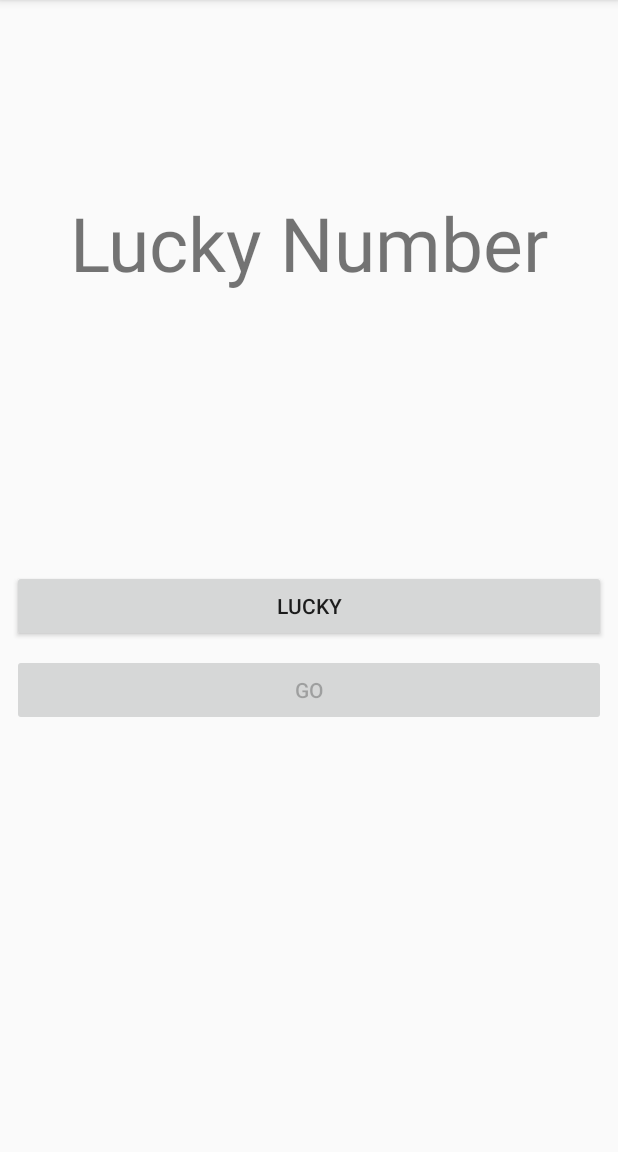
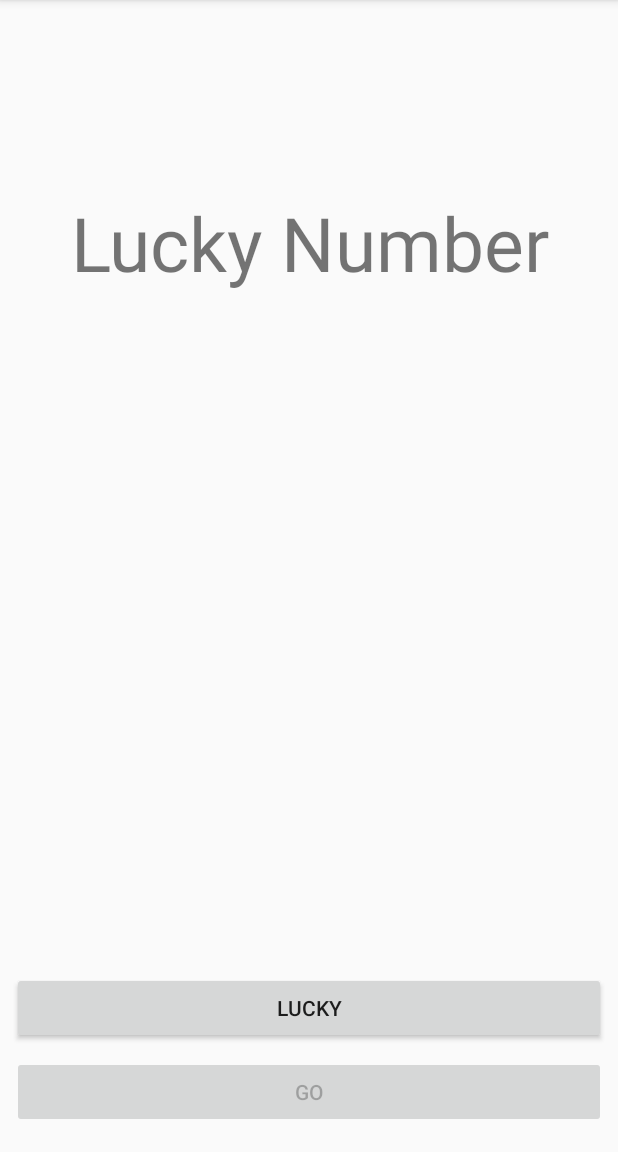
Before and after one commit to fcu-d0542900/AndroidAPP, an Android app: the screen it shows after launch (MainActivity), on a phone screen of 412 x 824 dp, the part 84-1236 px from its top. Run offline under Robolectric (Android 15) with nearby library versions, the phone set to English and light mode, and no system bars.

Commit message:
no message

```diff
--- a/APP1070316/app/src/main/res/layout/activity_main.xml
+++ b/APP1070316/app/src/main/res/layout/activity_main.xml
@@ -10,45 +10,45 @@
         android:id="@+id/btn_lucky"
         android:layout_width="0dp"
         android:layout_height="wrap_content"
+        android:layout_marginBottom="8dp"
         android:layout_marginEnd="8dp"
         android:layout_marginStart="8dp"
-        android:layout_marginTop="380dp"
         android:onClick="fn_lucky"
         android:text="Lucky"
+        app:layout_constraintBottom_toTopOf="@+id/btn_go"
         app:layout_constraintEnd_toEndOf="parent"
         app:layout_constraintHorizontal_bias="0.0"
-        app:layout_constraintStart_toStartOf="parent"
-        app:layout_constraintTop_toTopOf="parent" />
+        app:layout_constraintStart_toStartOf="parent" />
 
     <Button
         android:id="@+id/btn_go"
-        android:onClick="fn_goNext"
         android:layout_width="0dp"
         android:layout_height="wrap_content"
-        android:layout_marginBottom="8dp"
+        android:layout_marginBottom="16dp"
         android:layout_marginEnd="8dp"
         android:layout_marginStart="8dp"
-        android:layout_marginTop="8dp"
         android:enabled="false"
+        android:onClick="fn_goNext"
         android:text="Go"
         app:layout_constraintBottom_toBottomOf="parent"
         app:layout_constraintEnd_toEndOf="parent"
-        app:layout_constraintHorizontal_bias="0.0"
-        app:layout_constraintStart_toStartOf="parent"
-        app:layout_constraintTop_toBottomOf="@+id/btn_lucky"
-        app:layout_constraintVertical_bias="0.0" />
+        app:layout_constraintStart_toStartOf="parent" />
 
     <TextView
         android:id="@+id/tv_hello"
         android:layout_width="wrap_content"
         android:layout_height="wrap_content"
+        android:layout_marginBottom="8dp"
         android:layout_marginEnd="8dp"
         android:layout_marginStart="8dp"
         android:layout_marginTop="128dp"
         android:text="Lucky Number"
         android:textSize="50sp"
+        app:layout_constraintBottom_toTopOf="@+id/btn_lucky"
         app:layout_constraintEnd_toEndOf="parent"
+        app:layout_constraintHorizontal_bias="0.511"
         app:layout_constraintStart_toStartOf="parent"
-        app:layout_constraintTop_toTopOf="parent" />
+        app:layout_constraintTop_toTopOf="parent"
+        app:layout_constraintVertical_bias="0.0" />
 
 </android.support.constraint.ConstraintLayout>
```
Also changed, not shown: APP1070316/app/src/main/java/com/example/user/app1070316/GoActivity.java (+14 -0 lines), APP1070316/app/src/main/java/com/example/user/app1070316/MainActivity.java (+15 -1 lines), APP1070316/app/src/main/res/layout/activity_go.xml (+11 -12 lines).
